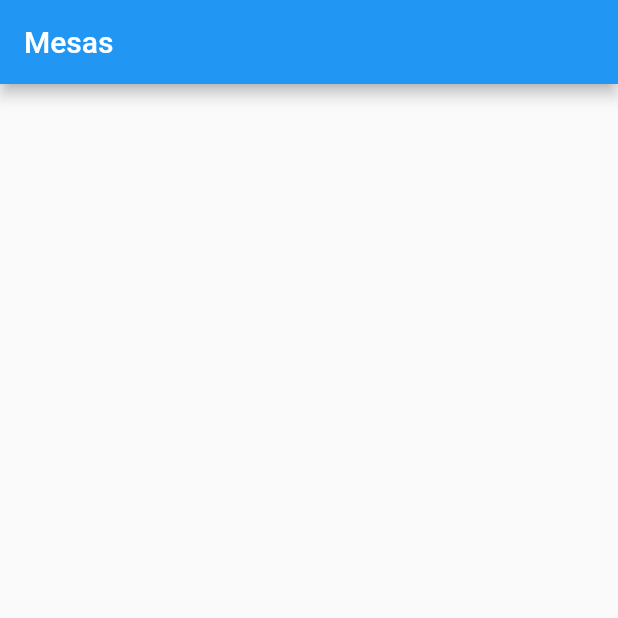
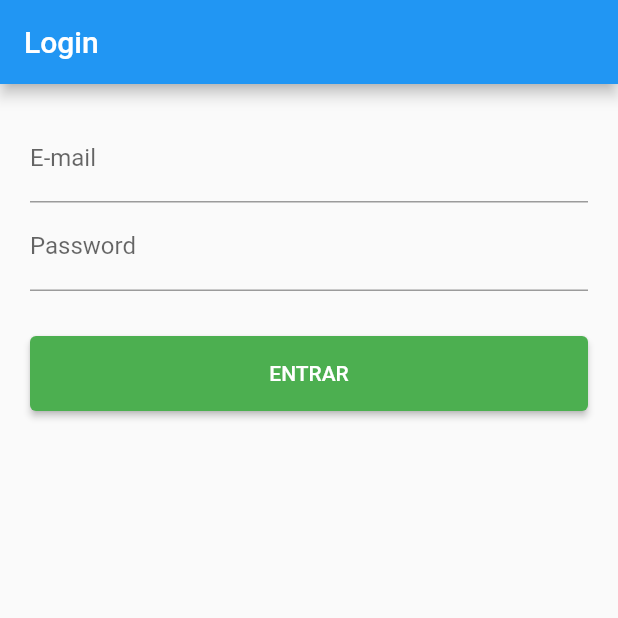
Before and after one commit to vandermnt/mobile-comanda-eletronica, a Flutter app: the screen it shows after launch, on a phone screen of 412 x 824 dp, the top half of it. Run offline on Flutter 3.47's test engine with Material 2 defaults, Android fonts, the phone set to English and light mode, and no system bars; our stand-ins replace flutter_dotenv, flutter_easyloading, shared_preferences; missing offline and left inert: easy_loader.

Commit message:
feat: authenticate module

```diff
--- a/lib/main.dart
+++ b/lib/main.dart
@@ -1,7 +1,10 @@
 import 'package:flutter/material.dart';
+import 'package:flutter_easyloading/flutter_easyloading.dart';
 import 'package:mobile_comanda_eletronica/model/table.dart';
+import 'package:mobile_comanda_eletronica/pages/login/login.dart';
 import 'package:mobile_comanda_eletronica/pages/order/select_category.dart';
 import 'package:mobile_comanda_eletronica/repositories/TableRepository.dart';
+import 'package:shared_preferences/shared_preferences.dart';
 
 void main() {
   runApp(const MyApp());
@@ -14,19 +17,17 @@ class MyApp extends StatelessWidget {
   @override
   Widget build(BuildContext context) {
     return MaterialApp(
-      title: 'Mesas',
       theme: ThemeData(
         primarySwatch: Colors.blue,
       ),
-      home: const MyHomePage(title: 'Mesas'),
+      home: const MyHomePage(),
+      builder: EasyLoading.init(),
     );
   }
 }
 
 class MyHomePage extends StatefulWidget {
-  const MyHomePage({Key? key, required this.title}) : super(key: key);
-
-  final String title;
+  const MyHomePage({Key? key}) : super(key: key);
 
   @override
   State<MyHomePage> createState() => _MyHomePageState();
@@ -41,8 +42,19 @@ class _MyHomePageState extends State<MyHomePage> {
 
   @override
   void initState() {
+    EasyLoading.show(status: '');
     super.initState();
-    getAllTables();
+
+    verifyToken().then((token) {
+      EasyLoading.dismiss();
+      if (!token) {
+        Navigator.pushReplacement(context,
+            MaterialPageRoute(builder: (BuildContext context) => LoginPage()));
+      } else {
+        getAllTables();
+      }
+    });
+
     _scrollController = ScrollController();
   }
 
@@ -56,7 +68,7 @@ class _MyHomePageState extends State<MyHomePage> {
   Widget build(BuildContext context) {
     return Scaffold(
       appBar: AppBar(
-        title: Text(widget.title),
+        title: const Text("Mesas"),
       ),
 
       body: ListView.builder(
@@ -102,4 +114,15 @@ class _MyHomePageState extends State<MyHomePage> {
   isAvailable(status) {
     return status ? Colors.green : Colors.red;
   }
+
+  Future<bool> verifyToken() async {
+    // verifica se tem um chave token dentro do aplicativo
+    SharedPreferences sharedPreferences = await SharedPreferences.getInstance();
+
+    if (sharedPreferences.getString('token') != null) {
+      return true;
+    }
+
+    return false;
+  }
 }
--- /dev/null
+++ b/lib/pages/login/login.dart
@@ -0,0 +1,142 @@
+import 'package:flutter/material.dart';
+import 'package:mobile_comanda_eletronica/rest/authenticate_rest.dart';
+import 'package:shared_preferences/shared_preferences.dart';
+import 'package:flutter_easyloading/flutter_easyloading.dart';
+import 'package:easy_loader/easy_loader.dart';
+
+import '../../main.dart';
+
+void main() {
+  runApp(const LoginApp());
+}
+
+class LoginApp extends StatelessWidget {
+  const LoginApp({Key? key}) : super(key: key);
+
+  // This widget is the root of your application.
+  @override
+  Widget build(BuildContext context) {
+    return MaterialApp(
+      title: 'Login',
+      theme: ThemeData(
+        primarySwatch: Colors.blue,
+      ),
+      home: LoginPage(),
+    );
+  }
+}
+
+class LoginPage extends StatefulWidget {
+  @override
+  State<LoginPage> createState() => _LoginPageState();
+}
+
+class _LoginPageState extends State<LoginPage> {
+  final Authenticate authenticate = Authenticate();
+
+  late final ScrollController _scrollController;
+  final _formKey = GlobalKey<FormState>();
+  final emailController = TextEditingController();
+  final passwordController = TextEditingController();
+
+  @override
+  void initState() {
+    super.initState();
+    _scrollController = ScrollController();
+  }
+
+  @override
+  void dispose() {
+    _scrollController.dispose();
+    super.dispose();
+  }
+
+  @override
+  Widget build(BuildContext context) {
+    return Scaffold(
+        appBar: AppBar(
+          title: Text('Login'),
+        ),
+        body: Container(
+          padding: const EdgeInsets.all(20),
+          child: Form(
+            key: _formKey,
+            child: Column(children: [
+              TextFormField(
+                controller: emailController,
+                decoration: const InputDecoration(labelText: "E-mail"),
+                validator: (password) {
+                  if (password == null || password.isEmpty) {
+                    return "Por favor, digite seu email";
+                  }
+                  return null;
+                },
+              ),
+              TextFormField(
+                controller: passwordController,
+                decoration: const InputDecoration(labelText: "Password"),
+                validator: (password) {
+                  if (password == null || password.isEmpty) {
+                    return "Por favor, digite sua senha";
+                  }
+                  return null;
+                },
+              ),
+              Container(margin: const EdgeInsets.only(top: 30.0)),
+              ElevatedButton(
+                  style: ElevatedButton.styleFrom(
+                    primary: Colors.green,
+
+                    minimumSize: const Size.fromHeight(50), // NEW
+                  ),
+                  onPressed: () async {
+                    FocusScopeNode currentFocus = FocusScope.of(context);
+                    if (!currentFocus.hasPrimaryFocus) {
+                      currentFocus.unfocus();
+                    }
+
+                    if (_formKey.currentState!.validate()) {
+                      final isSucess = await login();
+                      if (isSucess) {
+                        {
+                          Navigator.pushReplacement(
+                              context,
+                              MaterialPageRoute(
+                                  builder: (BuildContext context) => MyApp()));
+                        }
+                      } else {
+                        passwordController.clear();
+                        EasyLoading.showError('E-mail ou senha inválida');
+                      }
+                    } else {
+                      EasyLoading.showError('Erro');
+                    }
+                  },
+                  child: const Text("ENTRAR")),
+              Container(margin: const EdgeInsets.only(top: 10.0)),
+            ]),
+          ),
+        )
+
+        // This trailing comma makes auto-formatting nicer for build methods.
+        );
+  }
+
+  Future<bool> login() async {
+    print(emailController.text);
+    print(passwordController.text);
+
+    final token =
+        await authenticate.login(emailController.text, passwordController.text);
+
+    if (token != null) {
+      final SharedPreferences sharedPreferences =
+          await SharedPreferences.getInstance();
+
+      await sharedPreferences.setString('token', token);
+      return true;
+    }
+
+    return false;
+  }
+}
--- /dev/null
+++ b/lib/rest/authenticate_rest.dart
@@ -0,0 +1,26 @@
+import 'dart:convert';
+
+import 'package:http/http.dart' as http;
+
+class Authenticate {
+  Future login(email, password) async {
+    final url = Uri.parse('http://192.168.0.104:3333/sessions');
+    print(email);
+    print(password);
+
+    try {
+      final response = await http.post(url,
+          headers: <String, String>{
+            "Content-Type": "application/json; charset=UTF-8",
+          },
+          body: jsonEncode({"email": email, "password": password}));
+
+      if (response.statusCode == 200) {
+        return jsonDecode(response.body)['token'];
+      }
+      return null;
+    } catch (error) {
+      throw error;
+    }
+  }
+}
--- a/lib/rest/category_rest.dart
+++ b/lib/rest/category_rest.dart
@@ -3,7 +3,7 @@ import 'package:mobile_comanda_eletronica/model/category.dart';
 
 class CategoryRest {
   Future getAll() async {
-    var url = Uri.parse('http://192.168.0.102:3333/categories');
+    var url = Uri.parse('http://192.168.0.104:3333/categories');
     http.Response? response;
 
     try {
--- a/lib/rest/order_rest.dart
+++ b/lib/rest/order_rest.dart
@@ -4,7 +4,7 @@ import '../shared/config.dart';
 
 class OrderRest {
   Future addItem(order) async {
-    var url = Uri.parse('http://192.168.0.102:3333/orders');
+    var url = Uri.parse('http://192.168.0.104:3333/orders');
     http.Response? response;
 
     try {
--- a/lib/rest/product_rest.dart
+++ b/lib/rest/product_rest.dart
@@ -3,7 +3,7 @@ import 'package:mobile_comanda_eletronica/model/product.dart';
 
 class ProductRest {
   Future getAll() async {
-    var url = Uri.parse('http://192.168.0.102:3333/products');
+    var url = Uri.parse('http://192.168.0.104:3333/products');
     http.Response? response;
 
     try {
@@ -16,7 +16,7 @@ class ProductRest {
 
   Future<List<Product>> getProductByCategory(int productId) async {
     var url =
-        Uri.parse('http://192.168.0.102:3333/products/category/$productId');
+        Uri.parse('http://192.168.0.104:3333/products/category/$productId');
     http.Response? response;
 
     try {
--- a/lib/rest/table_rest.dart
+++ b/lib/rest/table_rest.dart
@@ -6,7 +6,7 @@ import '../model/table.dart';
 
 class TableRest {
   Future getAll() async {
-    var url = Uri.parse('http://192.168.0.102:3333/tables');
+    var url = Uri.parse('http://192.168.0.104:3333/tables');
     http.Response? response;
 
     try {
--- a/pubspec.yaml
+++ b/pubspec.yaml
@@ -36,6 +36,9 @@ dependencies:
   cupertino_icons: ^1.0.2
   flutter_dotenv: ^5.0.2
   http: ^0.13.5
+  shared_preferences: ^2.1.1
+  flutter_easyloading: ^3.0.5
+  easy_loader: ^2.0.0
 
 dev_dependencies:
   flutter_test:
```
Also changed, not shown: lib/pages/order/add_order.dart (+6 -2 lines).
